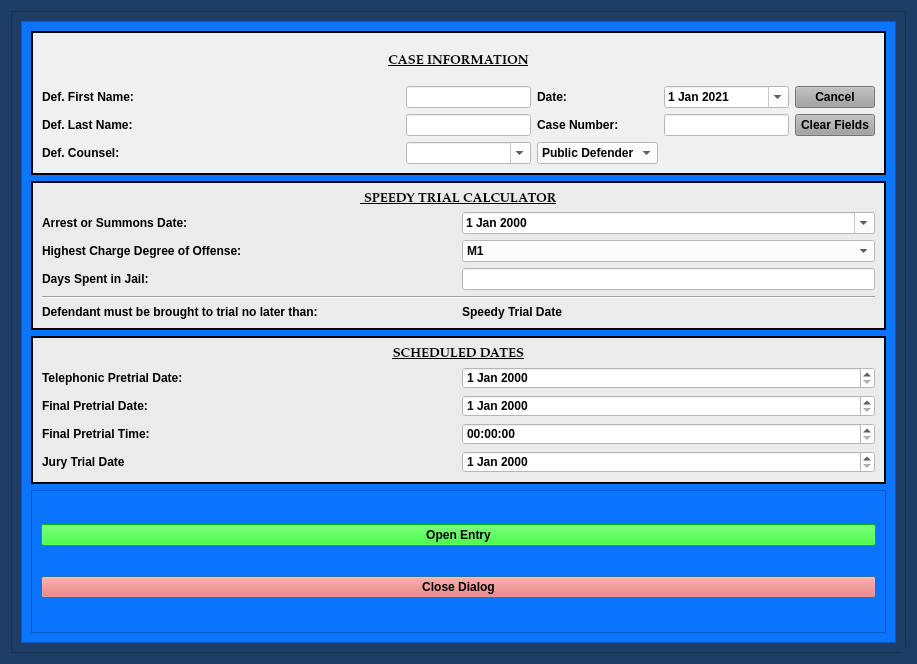
The window that package/views/ui/SchedulingEntryDialog.ui (HunterProgram22/MuniEntry) describes before a commit, drawn with Qt 5.
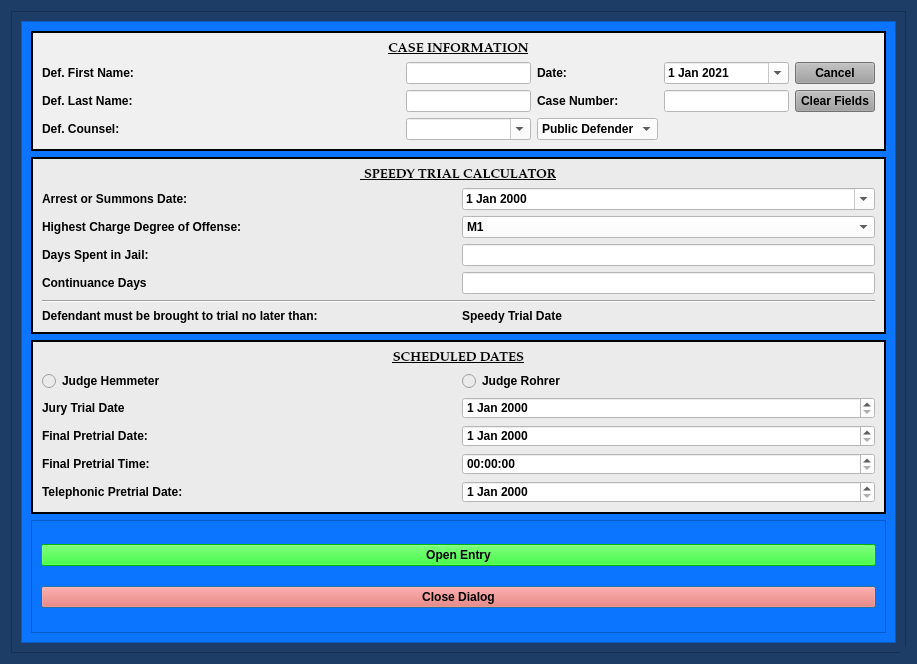
The same window after the commit.

Commit message: Added continuance days to sched entry.

Patch:
```diff
--- a/package/views/ui/SchedulingEntryDialog.ui
+++ b/package/views/ui/SchedulingEntryDialog.ui
@@ -475,34 +475,48 @@
                </property>
               </widget>
              </item>
-             <item row="4" column="0" colspan="2">
+             <item row="5" column="0" colspan="2">
               <widget class="Line" name="line">
                <property name="orientation">
                 <enum>Qt::Horizontal</enum>
                </property>
               </widget>
              </item>
-             <item row="3" column="1">
-              <widget class="QLineEdit" name="days_in_jail_lineEdit">
-               <property name="styleSheet">
-                <string notr="true">background-color: rgb(255, 255, 255);</string>
-               </property>
-              </widget>
-             </item>
-             <item row="5" column="0">
+             <item row="6" column="0">
               <widget class="QLabel" name="label_13">
                <property name="text">
                 <string>Defendant must be brought to trial no later than:</string>
                </property>
               </widget>
              </item>
-             <item row="5" column="1">
+             <item row="6" column="1">
               <widget class="QLabel" name="speedy_trial_date_label">
                <property name="text">
                 <string>Speedy Trial Date</string>
                </property>
               </widget>
              </item>
+             <item row="3" column="1">
+              <widget class="QLineEdit" name="days_in_jail_lineEdit">
+               <property name="styleSheet">
+                <string notr="true">background-color: rgb(255, 255, 255);</string>
+               </property>
+              </widget>
+             </item>
+             <item row="4" column="0">
+              <widget class="QLabel" name="label_15">
+               <property name="text">
+                <string>Continuance Days</string>
+               </property>
+              </widget>
+             </item>
+             <item row="4" column="1">
+              <widget class="QLineEdit" name="continuance_days_lineEdit">
+               <property name="styleSheet">
+                <string notr="true">background-color: rgb(255, 255, 255);</string>
+               </property>
+              </widget>
+             </item>
             </layout>
            </widget>
           </item>
@@ -521,10 +535,24 @@
              <number>2</number>
             </property>
             <layout class="QGridLayout" name="gridLayout_5">
-             <item row="5" column="0">
-              <widget class="QLabel" name="label_4">
+             <item row="6" column="1">
+              <widget class="QTimeEdit" name="timeEdit">
+               <property name="styleSheet">
+                <string notr="true">background-color: rgb(255, 255, 255);</string>
+               </property>
+              </widget>
+             </item>
+             <item row="1" column="0">
+              <widget class="QRadioButton" name="judge_hemmeter_radioButton">
                <property name="text">
-                <string>Jury Trial Date</string>
+                <string>Judge Hemmeter</string>
+               </property>
+              </widget>
+             </item>
+             <item row="1" column="1">
+              <widget class="QRadioButton" name="judge_rohrer_radioButton">
+               <property name="text">
+                <string>Judge Rohrer</string>
                </property>
               </widget>
              </item>
@@ -548,52 +576,52 @@
                </property>
               </widget>
              </item>
-             <item row="1" column="0">
-              <widget class="QLabel" name="label_8">
-               <property name="text">
-                <string>Telephonic Pretrial Date:</string>
+             <item row="3" column="1">
+              <widget class="QDateEdit" name="dateEdit">
+               <property name="styleSheet">
+                <string notr="true">background-color: rgb(255, 255, 255);</string>
                </property>
               </widget>
              </item>
-             <item row="4" column="0">
+             <item row="6" column="0">
               <widget class="QLabel" name="label_7">
                <property name="text">
                 <string>Final Pretrial Time:</string>
                </property>
               </widget>
              </item>
-             <item row="1" column="1">
-              <widget class="QDateEdit" name="dateEdit">
+             <item row="7" column="1">
+              <widget class="QDateEdit" name="dateEdit_3">
                <property name="styleSheet">
                 <string notr="true">background-color: rgb(255, 255, 255);</string>
                </property>
               </widget>
              </item>
-             <item row="2" column="1">
+             <item row="4" column="1">
               <widget class="QDateEdit" name="dateEdit_2">
                <property name="styleSheet">
                 <string notr="true">background-color: rgb(255, 255, 255);</string>
                </property>
               </widget>
              </item>
-             <item row="2" column="0">
+             <item row="4" column="0">
               <widget class="QLabel" name="label_9">
                <property name="text">
                 <string>Final Pretrial Date:</string>
                </property>
               </widget>
              </item>
-             <item row="5" column="1">
-              <widget class="QDateEdit" name="dateEdit_3">
-               <property name="styleSheet">
-                <string notr="true">background-color: rgb(255, 255, 255);</string>
+             <item row="7" column="0">
+              <widget class="QLabel" name="label_8">
+               <property name="text">
+                <string>Telephonic Pretrial Date:</string>
                </property>
               </widget>
              </item>
-             <item row="4" column="1">
-              <widget class="QTimeEdit" name="timeEdit">
-               <property name="styleSheet">
-                <string notr="true">background-color: rgb(255, 255, 255);</string>
+             <item row="3" column="0">
+              <widget class="QLabel" name="label_4">
+               <property name="text">
+                <string>Jury Trial Date</string>
                </property>
               </widget>
              </item>
```
The commit also changes 4 other files.
